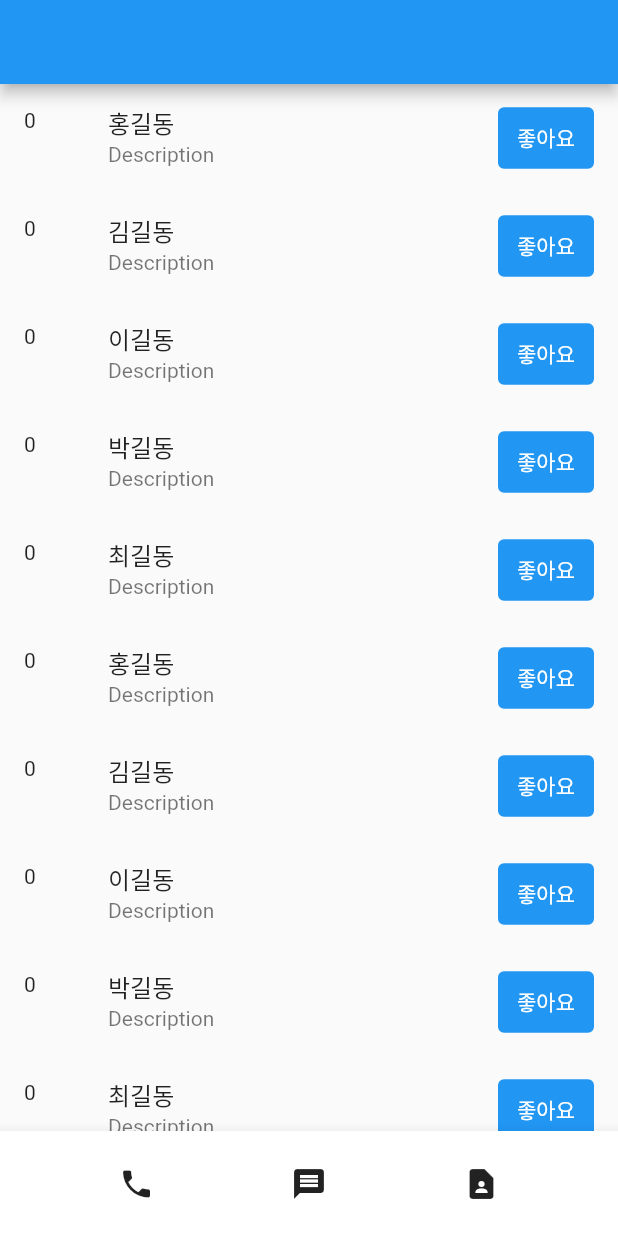
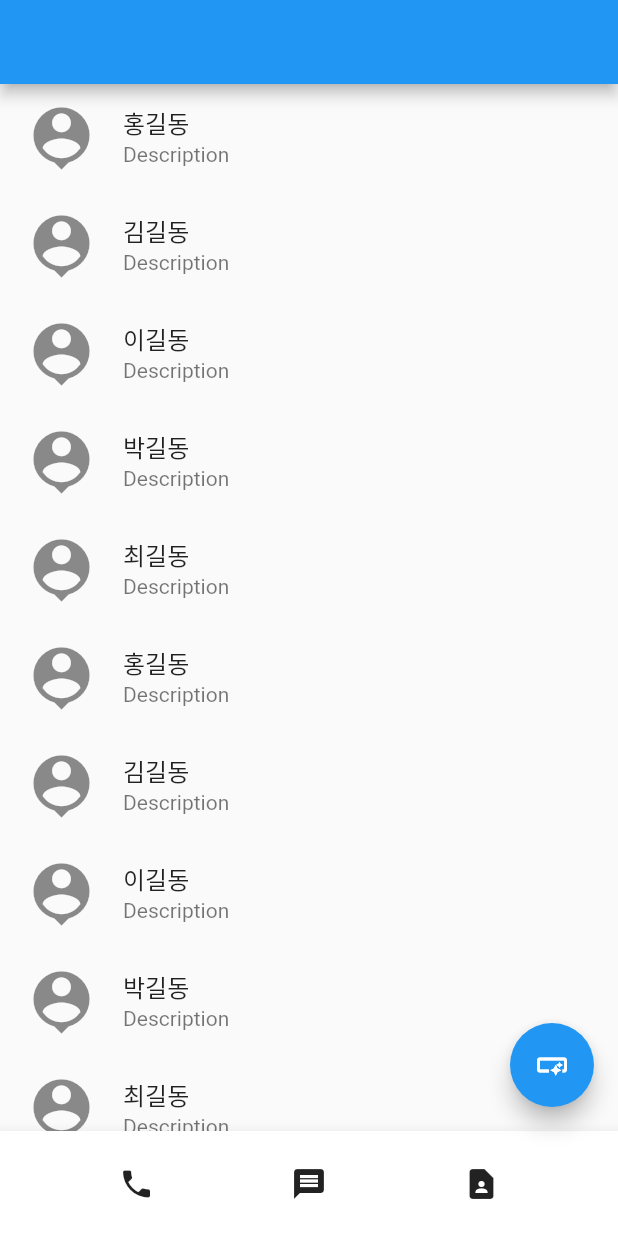
Before and after one commit to ohdowon064/flutter-contact, a Flutter app: the screen it shows after launch, on a phone screen of 412 x 824 dp. Run offline on Flutter 3.47's test engine with Material 2 defaults, Android fonts, the phone set to English and light mode, and no system bars.

Commit message:
showDialog, context개념

```diff
--- a/lib/main.dart
+++ b/lib/main.dart
@@ -1,7 +1,7 @@
 import 'package:flutter/material.dart';
 
 void main() {
-  runApp(MyApp());
+  runApp(MaterialApp(home: MyApp()));
 }
 
 class MyApp extends StatefulWidget {
@@ -12,40 +12,33 @@ class MyApp extends StatefulWidget {
 }
 
 class _MyAppState extends State<MyApp> {
-  var itemCount = 100;
   var name = ["홍길동", "김길동", "이길동", "박길동", "최길동"];
-  var likes = List<int>.generate(100, (index) => 0);
 
   @override
   Widget build(BuildContext context) {
-    return MaterialApp(
-      home: Scaffold(
+    return Scaffold(
+        floatingActionButton: FloatingActionButton(
+          onPressed: () {
+            showDialog(context: context, builder: (context) {
+              print(context.findAncestorWidgetOfExactType<MaterialApp>());
+              return Dialog(child: Text("Hello"));
+            });
+          },
+          child: Icon(Icons.smart_button),
+        ),
         appBar: AppBar(),
         body: ListView.builder(
           itemCount: 100,
           itemBuilder: (context, index) {
             return ListTile(
-              leading: Text("${likes[index]}"),
+              leading: Icon(Icons.person_pin, size: 50),
               title: Text(name[index % name.length]),
               subtitle: Text('Description'),
-              trailing: TextButton(
-                onPressed: () {
-                  setState(() {
-                    likes[index]++;
-                  });
-                },
-                child: Text("좋아요", style: TextStyle(color: Colors.white)),
-                style: TextButton.styleFrom(
-                  backgroundColor: Colors.blue,
-                  padding: EdgeInsets.all(10),
-                ),
-              ),
             );
           },
         ),
         bottomNavigationBar: BottomMenu(),
-      ),
-    );
+      );
   }
 }
 
```
Also changed, not shown: 1 other file.
